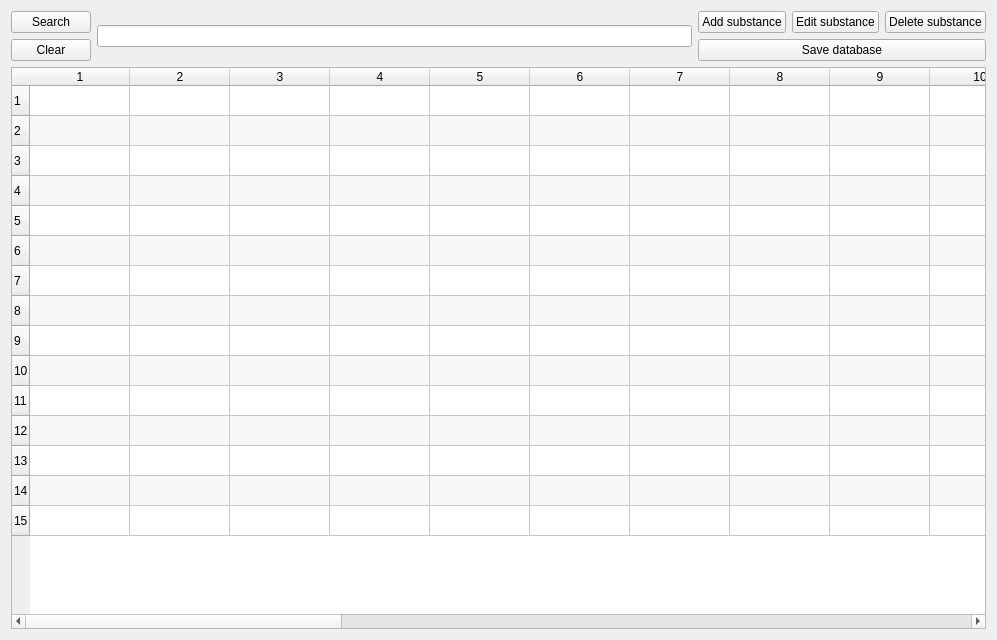
Old version of the form designer/db_ui.ui in the repository marcusbfs/Sindri.
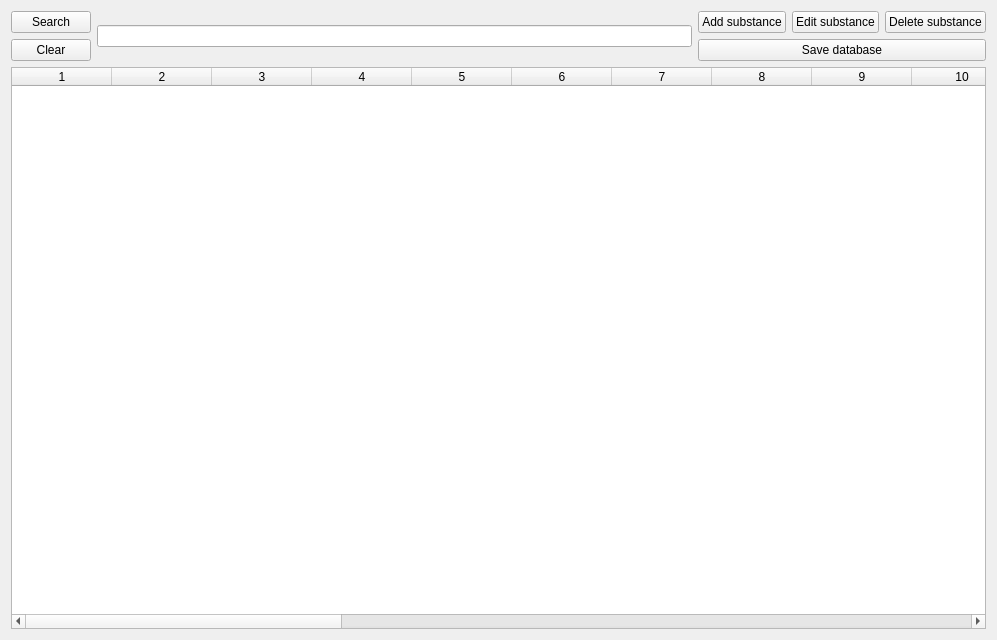
New version of the form.

What changed in the file:
```diff
--- a/designer/db_ui.ui
+++ b/designer/db_ui.ui
@@ -109,7 +109,7 @@
       <bool>true</bool>
      </property>
      <property name="rowCount">
-      <number>15</number>
+      <number>0</number>
      </property>
      <property name="columnCount">
       <number>27</number>
@@ -123,21 +123,6 @@
      <attribute name="verticalHeaderVisible">
       <bool>true</bool>
      </attribute>
-     <row/>
-     <row/>
-     <row/>
-     <row/>
-     <row/>
-     <row/>
-     <row/>
-     <row/>
-     <row/>
-     <row/>
-     <row/>
-     <row/>
-     <row/>
-     <row/>
-     <row/>
      <column/>
      <column/>
      <column/>
```
